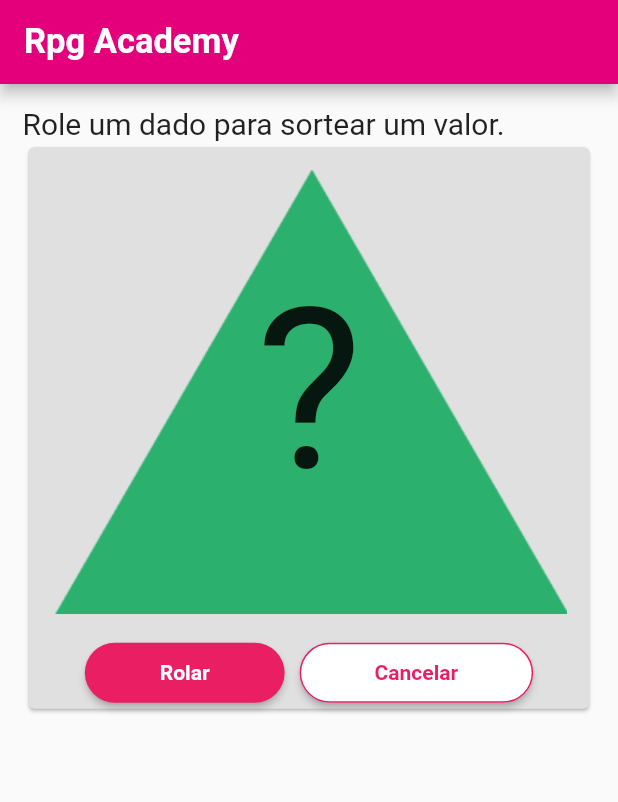
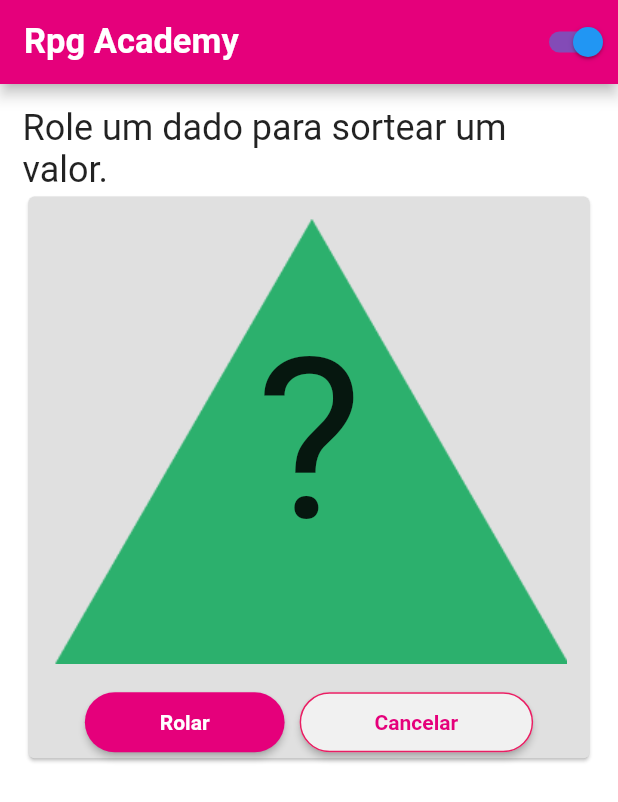
Before and after one commit to GilsonAndre/dados_rpg, a Flutter app: the screen it shows after launch, after a tap on "D4 (Quatro lados)", on a phone screen of 412 x 824 dp. Shown: the top 802 px of the screen. Run offline on Flutter 3.47's test engine with Material 2 defaults, Android fonts, the phone set to English and light mode, and no system bars.

Commit message:
Criando themeDark

```diff
--- a/lib/main.dart
+++ b/lib/main.dart
@@ -4,14 +4,22 @@ import 'package:dados_rpg/resources/strings.dart';
 import 'package:flutter/material.dart';
 
 void main() {
-  runApp( MyApp());
+  runApp(MyApp());
 }
 
-class MyApp extends StatelessWidget {
-   MyApp({super.key});
+class MyApp extends StatefulWidget {
+  const MyApp({super.key});
+
+  @override
+  State<MyApp> createState() => _MyAppState();
+}
+
+class _MyAppState extends State<MyApp> {
   final AppTheme appTheme = AppTheme();
+
+  bool light = true;
+
   @override
-
   Widget build(BuildContext context) {
     return MaterialApp(
       debugShowCheckedModeBanner: false,
@@ -20,6 +28,16 @@ class MyApp extends StatelessWidget {
       home: Scaffold(
         appBar: AppBar(
           title: const Text(Strings.appName),
+          actions: [
+            Switch(
+              value: light,
+              onChanged: (bool value) {
+                setState(() {
+                  light= value;
+                });
+              },
+            )
+          ],
         ),
         body: const PickDice(),
       ),
--- a/lib/pages/pick_dice.dart
+++ b/lib/pages/pick_dice.dart
@@ -33,11 +33,11 @@ class _PickDiceState extends State<PickDice> {
           mainAxisAlignment: MainAxisAlignment.start,
           crossAxisAlignment: CrossAxisAlignment.start,
           children: [
-            const Padding(
-              padding: EdgeInsets.fromLTRB(13.0, 15, 0, 10),
+            Padding(
+              padding: const EdgeInsets.fromLTRB(13.0, 15, 0, 10),
               child: Text(
                 Strings.titlePage1,
-                style: TextStyle(fontSize: 20.0),
+                style: Theme.of(context).textTheme.headlineSmall,
               ),
             ),
             Expanded(
@@ -47,7 +47,6 @@ class _PickDiceState extends State<PickDice> {
                   return Padding(
                     padding: const EdgeInsets.fromLTRB(8, 3, 8, 3),
                     child: Card(
-                      color: Colors.grey[300],
                       child: Padding(
                         padding: const EdgeInsets.all(8.0),
                         child: ListTile(
--- a/lib/pages/roll_dice.dart
+++ b/lib/pages/roll_dice.dart
@@ -34,12 +34,11 @@ class _RollDiceState extends State<RollDice> {
             mainAxisAlignment: MainAxisAlignment.start,
             crossAxisAlignment: CrossAxisAlignment.stretch,
             children: [
-              const Text(
+              Text(
                 Strings.titlePage2,
-                style: TextStyle(fontSize: 20.0),
+                style: Theme.of(context).textTheme.headlineSmall,
               ),
               Card(
-                color: Colors.grey[300],
                 child: Column(
                   children: [
                     Stack(
@@ -73,8 +72,9 @@ class _RollDiceState extends State<RollDice> {
                             });
                           },
                           style: ElevatedButton.styleFrom(
-                            backgroundColor:
-                                isDiseableButton ? Colors.grey : Colors.pink,
+                            backgroundColor: isDiseableButton
+                                ? Colors.grey
+                                : const Color(0xFFE5007B),
                           ),
                           child: const Text(Strings.buttonRoll),
                         ),
@@ -97,11 +97,13 @@ class _RollDiceState extends State<RollDice> {
                             side: const BorderSide(
                               color: Colors.pink,
                             ),
-                            backgroundColor: Colors.white,
+                            backgroundColor: Color(0xFFF1F1F1)
                           ),
                           child: const Text(
                             Strings.buttonCancel,
-                            style: TextStyle(color: Colors.pink),
+                            style: TextStyle(
+                              color: Color(0xFFE5007B),
+                            ),
                           ),
                         ),
                       ],
--- a/lib/resources/app_theme.dart
+++ b/lib/resources/app_theme.dart
@@ -11,6 +11,44 @@ class AppTheme {
           fontWeight: FontWeight.bold,
         ),
       ),
+      scaffoldBackgroundColor: Colors.white,
+      cardColor: Colors.grey[300],
+      elevatedButtonTheme: ElevatedButtonThemeData(
+        style: ElevatedButton.styleFrom(
+          shape: RoundedRectangleBorder(
+            borderRadius: BorderRadius.circular(24),
+          ),
+          textStyle: const TextStyle(
+            fontWeight: FontWeight.bold,
+          ),
+          padding: const EdgeInsets.fromLTRB(50, 12, 50, 12),
+        ),
+      ),
+    );
+  }
+
+  //Thema preto
+  ThemeData themeDark() {
+    return ThemeData(
+      textTheme: const TextTheme(
+        headlineSmall: TextStyle(color: Color(0xFFF1F1F1))
+      ),
+      appBarTheme: const AppBarTheme(
+        backgroundColor: Color(0xFFE5007B),
+        titleTextStyle: TextStyle(
+          fontSize: 23,
+          fontWeight: FontWeight.bold,
+        ),
+      ),
+      //
+      scaffoldBackgroundColor: const Color(0xFF343434),
+      //
+      cardColor: const Color(0xFF3B3B3B),
+      //
+      listTileTheme: const ListTileThemeData(
+        textColor: Color(0xFFF1F1F1),
+      ),
+      //
       elevatedButtonTheme: ElevatedButtonThemeData(
         style: ElevatedButton.styleFrom(
           shape: RoundedRectangleBorder(
@@ -25,52 +63,3 @@ class AppTheme {
     );
   }
 }
-
-// Row(
-//                       mainAxisAlignment: MainAxisAlignment.center,
-//                       children: [
-//                         //Botão de Rolar
-//                         ElevatedButton(
-//                           onPressed: () {
-//                             setState(() {
-//                               isDiseableButton ? null : randomNumber();
-//                               isDiseableButton = true;
-//                             });
-//                           },
-//                           style: ElevatedButton.styleFrom(
-//                             padding: const EdgeInsets.fromLTRB(50, 12, 50, 12),
-//                             backgroundColor:
-//                                 isDiseableButton ? Colors.grey : Colors.pink,
-//                             shape: RoundedRectangleBorder(
-//                               borderRadius: BorderRadius.circular(24),
-//                             ),
-//                           ),
-//                           child: const Text(Strings.buttonRoll),
-//                         ),
-
-//                         //Botão de cancelar
-//                         ElevatedButton(
-//                           onPressed: () {
-//                             Navigator.push(
-//                               context,
-//                               MaterialPageRoute(
-//                                 builder: (context) => const PickDice(),
-//                               ),
-//                             );
-//                           },
-//                           style: ElevatedButton.styleFrom(
-//                             padding: const EdgeInsets.fromLTRB(35, 13, 35, 13),
-//                             shape: RoundedRectangleBorder(
-//                               borderRadius: BorderRadius.circular(24),
-//                             ),
-//                             side: const BorderSide(
-//                               color: Colors.pink,
-//                             ),
-//                             backgroundColor: Colors.white,
-//                           ),
-//                           child: const Text(
-//                             Strings.buttonCancel,
-//                             style: TextStyle(color: Colors.pink),
-//                           ),
-//                         ),
-//                       ],
```
Also changed, not shown: lib/resources/colors.dart (deleted, +0 -13 lines).
